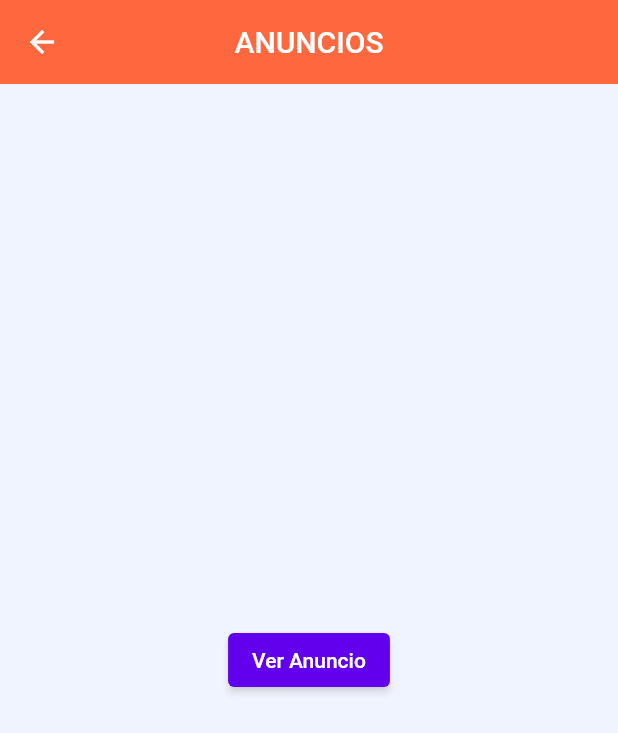
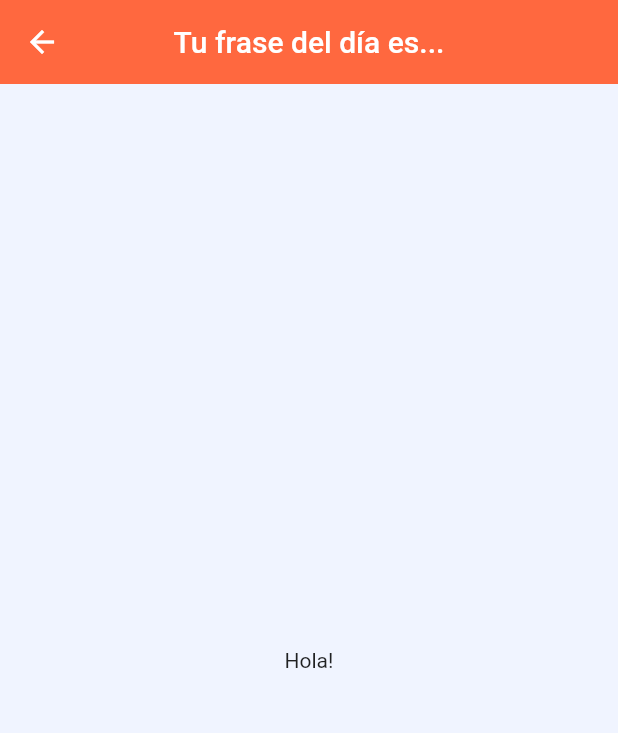
Before and after one commit to redlein/buscappme2, a Flutter app: the DrawerScreen widget shown alone on an empty page, opened directly, after a tap on "Anuncios", on a phone screen of 412 x 824 dp. Shown: the top 733 px of the screen. Run offline on Flutter 3.47's test engine with Material 2 defaults, Android fonts, the phone set to English and light mode, and no system bars; our stand-ins replace flutter_secure_storage, google_fonts, image_picker, shared_preferences, supabase_flutter; accounts and stored records are empty; network calls fail.

Commit message:
Revert "anuncio intersticial"
This reverts commit ddd6f811d78ae98ad4283530ee6b277dbc239300.

```diff
--- a/lib/anuncios/anuncios.dart
+++ b/lib/anuncios/anuncios.dart
@@ -1,36 +1,7 @@
 import 'package:flutter/material.dart';
-import 'package:google_mobile_ads/google_mobile_ads.dart';
-
 
 class AnunciosDemo extends StatelessWidget {
-   AnunciosDemo({Key? key}) : super(key: key) {
-    _initAd();
-  }
-
-  late InterstitialAd _interstitialAd;
-  bool _isAdLoaded = false;
-
-  void _initAd() {
-    var testAdUnitId;
-    InterstitialAd.load(
-      adUnitId: 'ca-app-pub-3940256099942544/1033173712',
-      request: AdRequest(),
-      adLoadCallback: InterstitialAdLoadCallback(
-        onAdLoaded: onAdLoaded,
-        onAdFailedToLoad: (error) {}, ), );
-  }
-
-  void onAdLoaded(InterstitialAd ad){
-    _interstitialAd = ad;
-    _isAdLoaded = true;
-
-    _interstitialAd.fullScreenContentCallback = FullScreenContentCallback();
-    onAdDismissedFullScreenContent: (ad){
-      _interstitialAd.dispose();
-    };
-
-
-  }
+  const AnunciosDemo({Key? key}) : super(key: key);
 
   @override
   Widget build(BuildContext context) {
@@ -38,19 +9,12 @@ class AnunciosDemo extends StatelessWidget {
       appBar: AppBar(
         centerTitle: true,
         elevation: 0,
-        title: const Text('ANUNCIOS'),
+        title: const Text('Tu frase del día es...'),
       ),
-      body: Center(
-        child: ElevatedButton(
-          onPressed: () {
-            if(_isAdLoaded){
-              _interstitialAd.show();
-            }
-          },
-          child: Text ('Ver Anuncio'),
+      body: Container(
+        alignment: Alignment.center,
+        child: const Text('Hola!'),
       ),
-    ),);
+    );
   }
-
-
 }
--- a/lib/main.dart
+++ b/lib/main.dart
@@ -9,12 +9,9 @@ import 'package:provider/provider.dart';
 import 'package:buscappme/domain/services/snackbar_service.dart';
 import 'package:buscappme/domain/providers/login_provider.dart';
 import 'domain/services/auth_service.dart';
-import 'package:buscappme/anuncios/anuncios.dart';
-import 'package:google_mobile_ads/google_mobile_ads.dart';
 
 void main() async {
   WidgetsFlutterBinding.ensureInitialized();
-
   await Preferences.init();
 
   runApp(
--- a/lib/screen/drawer/drawerp.dart
+++ b/lib/screen/drawer/drawerp.dart
@@ -155,7 +155,7 @@ class DrawerScreen extends StatelessWidget {
                     } else if (sideMenuData['action_id'] == 4) {
                       Navigator.of(context).push(
                         MaterialPageRoute(
-                          builder: (context) =>  AnunciosDemo(),
+                          builder: (context) => const AnunciosDemo(),
                         ),
                       );
                     } else if (sideMenuData['action_id'] == 2) {
--- a/pubspec.yaml
+++ b/pubspec.yaml
@@ -33,11 +33,9 @@ dependencies:
     sdk: flutter
 
 
-
   # The following adds the Cupertino Icons font to your application.
   # Use with the CupertinoIcons class for iOS style icons.
   cupertino_icons: ^1.0.2
-  google_mobile_ads: ^2.3.0
   http: ^0.13.5
   flutter_secure_storage: ^6.1.0
   provider: ^6.0.4
```
Also changed, not shown: pubspec.lock, 4 other files.
